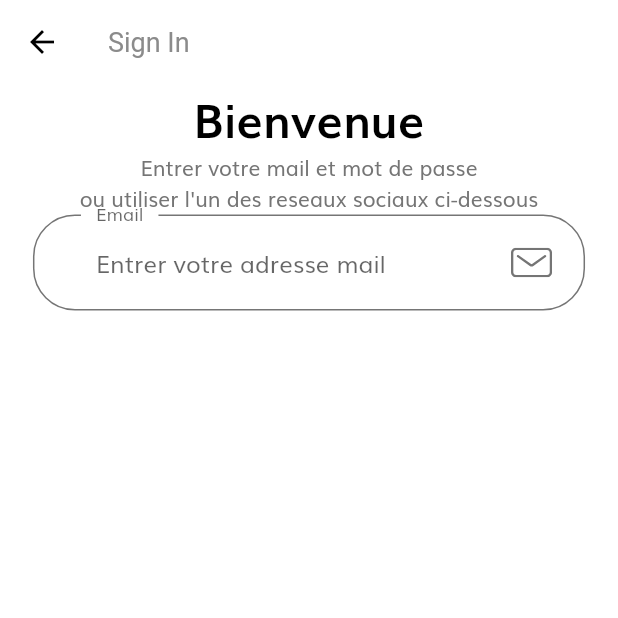
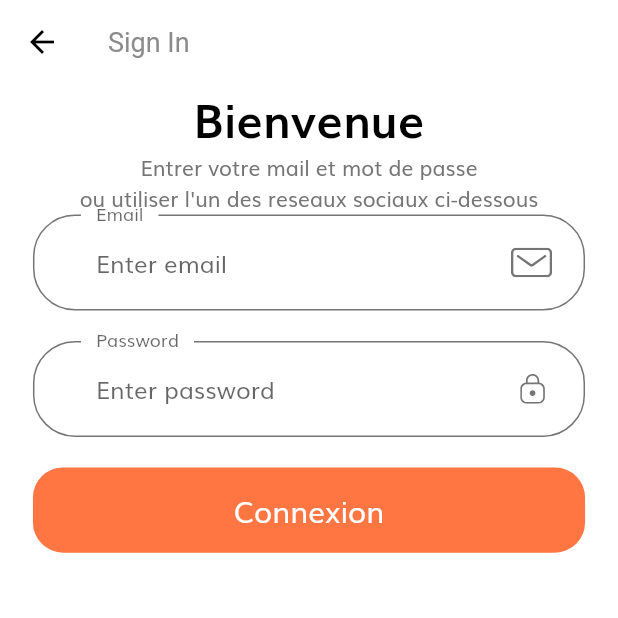
Before and after one commit to yohanGuerraz/TrouveTonVin, a Flutter app: the screen it shows after launch, after a tap on "Continue", on a phone screen of 412 x 824 dp, the top half of it. Run offline on Flutter 3.47's test engine with Material 2 defaults, Android fonts, the phone set to English and light mode, and no system bars; our stand-ins replace flutter_svg.

Commit message:
UPD : Correction du probleme avec flutter_svg et ADD : Ajout des fonctionnaliter lie a l'affichage des erreurs

```diff
--- a/projet mobile/trouvetonvin/lib/components/custom_surfix_icon.dart
+++ b/projet mobile/trouvetonvin/lib/components/custom_surfix_icon.dart
@@ -1,4 +1,5 @@
 import 'package:flutter/material.dart';
+// ignore: import_of_legacy_library_into_null_safe
 import 'package:flutter_svg/flutter_svg.dart';
 
 import '../size_config.dart';
--- a/projet mobile/trouvetonvin/lib/main.dart
+++ b/projet mobile/trouvetonvin/lib/main.dart
@@ -1,3 +1,4 @@
+// @dart=2.9
 import 'package:flutter/material.dart';
 import 'package:trouvetonvin/screens/splash/splash_screen.dart';
 import 'package:trouvetonvin/routes.dart';
@@ -8,7 +9,7 @@ void main() {
 }
 
 class MyApp extends StatelessWidget {
-  const MyApp({Key? key}) : super(key: key);
+  const MyApp({Key key}) : super(key: key);
 
   // This widget is the root of your application.
   @override
--- a/projet mobile/trouvetonvin/lib/screens/sign_in/components/body.dart
+++ b/projet mobile/trouvetonvin/lib/screens/sign_in/components/body.dart
@@ -1,7 +1,9 @@
 import 'package:flutter/material.dart';
-import 'package:flutter_svg/svg.dart';
+// ignore: import_of_legacy_library_into_null_safe
 
 import '../../../components/custom_surfix_icon.dart';
+import '../../../components/default_button.dart';
+import '../../../components/form_error.dart';
 import '../../../constants.dart';
 import '../../../size_config.dart';
 
@@ -43,21 +45,63 @@ class SignForm extends StatefulWidget {
 }
 
 class _SignFormState extends State<SignForm> {
+  final _formKey = GlobalKey<FormState>();
+  final List<String> errors = [];
   @override
   Widget build(BuildContext context) {
     return Form(
+      key: _formKey,
       child: Column(
         children: [
-          TextFormField(
-            decoration: InputDecoration(
-              labelText: "Email",
-              hintText: "Entrer votre adresse mail",
-              floatingLabelBehavior: FloatingLabelBehavior.always,
-              suffixIcon: CustomSurffixIcon(svgIcon: 'assets/icons/Mail.svg'),
-            ),
+          buildEmailFormField(),
+          SizedBox(height: getProportionateScreenHeight(20)),
+          buildPasswordFormField(),
+          SizedBox(height: getProportionateScreenHeight(20)),
+          FormError(errors: errors),
+          DefaultButton(
+            text: "Connexion",
+            press: () {
+              if (_formKey.currentState!.validate()) {
+                _formKey.currentState!.save();
+              }
+            },
           ),
         ],
       ),
     );
   }
+
+//Input pour le password
+  TextFormField buildPasswordFormField() {
+    return TextFormField(
+      obscureText: true,
+      decoration: InputDecoration(
+        labelText: "Password",
+        hintText: "Enter password",
+        floatingLabelBehavior: FloatingLabelBehavior.always,
+        suffixIcon: CustomSurffixIcon(svgIcon: 'assets/icons/Lock.svg'),
+      ),
+    );
+  }
+
+//Input pour l email
+  TextFormField buildEmailFormField() {
+    return TextFormField(
+      keyboardType: TextInputType.emailAddress,
+      validator: (value) {
+        if (value!.isEmpty) {
+          setState(() {
+            errors.add("Please enter your mail");
+          });
+        }
+        return null;
+      },
+      decoration: InputDecoration(
+        labelText: "Email",
+        hintText: "Enter email",
+        floatingLabelBehavior: FloatingLabelBehavior.always,
+        suffixIcon: CustomSurffixIcon(svgIcon: 'assets/icons/Mail.svg'),
+      ),
+    );
+  }
 }
--- a/projet mobile/trouvetonvin/pubspec.yaml
+++ b/projet mobile/trouvetonvin/pubspec.yaml
@@ -34,7 +34,7 @@ dependencies:
   # The following adds the Cupertino Icons font to your application.
   # Use with the CupertinoIcons class for iOS style icons.
   cupertino_icons: ^1.0.2
-  flutter_svg: ^0.18.0
+  flutter_svg: ^0.20.0-nullsafety.3
   provider: ^4.3.1
 
 dev_dependencies:
```
Also changed, not shown: projet mobile/trouvetonvin/lib/components/form_error.dart (added, +38 -0 lines), projet mobile/trouvetonvin/pubspec.lock.
